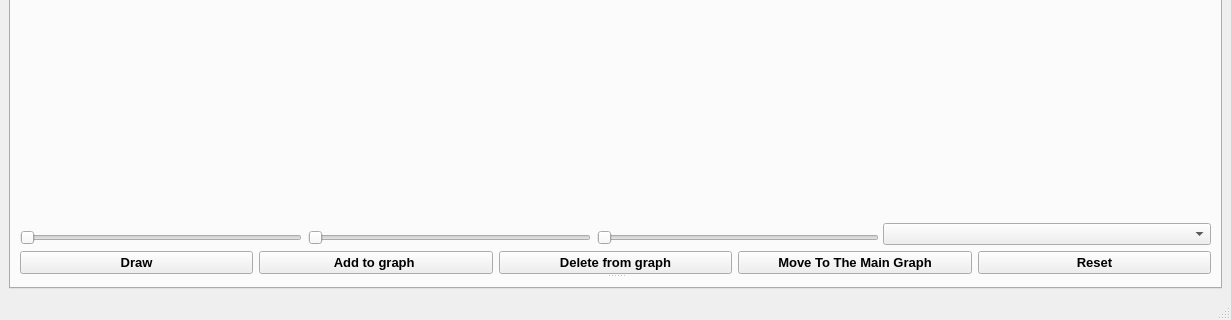
Old version of the form task2.ui in the repository Abdelrahmanhassan1/Signal-sampling-and-reconstruction-program; both pictures show x 0 to 1231 and y 533 to 853 of the 1231 by 853 pixel window.
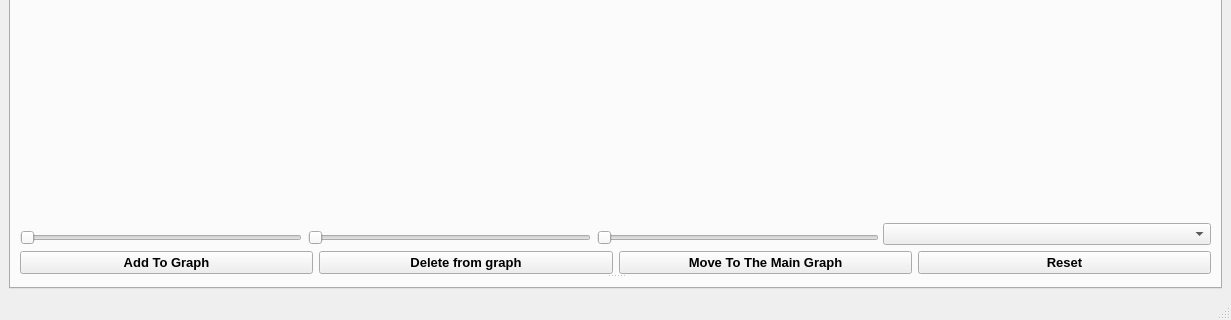
New version of the form. The open tabs and pages were chosen to show the change. Icons and pictures are not drawn.

```diff
--- a/task2.ui
+++ b/task2.ui
@@ -1489,7 +1489,7 @@
           <property name="orientation">
            <enum>Qt::Vertical</enum>
           </property>
-          <widget class="QWidget" name="">
+          <widget class="QWidget" name="layoutWidget">
            <layout class="QVBoxLayout" name="verticalLayout_12">
             <item>
              <widget class="QSplitter" name="splitter_3">
@@ -1669,21 +1669,7 @@
                  </font>
                 </property>
                 <property name="text">
-                 <string>Draw</string>
-                </property>
-               </widget>
-              </item>
-              <item>
-               <widget class="QPushButton" name="add_to_graph">
-                <property name="font">
-                 <font>
-                  <pointsize>10</pointsize>
-                  <weight>75</weight>
-                  <bold>true</bold>
-                 </font>
-                </property>
-                <property name="text">
-                 <string>Add to graph </string>
+                 <string>Add To Graph</string>
                 </property>
                </widget>
               </item>
```
Left out of the diff: 8 changed lines with no effect on the pictures.
